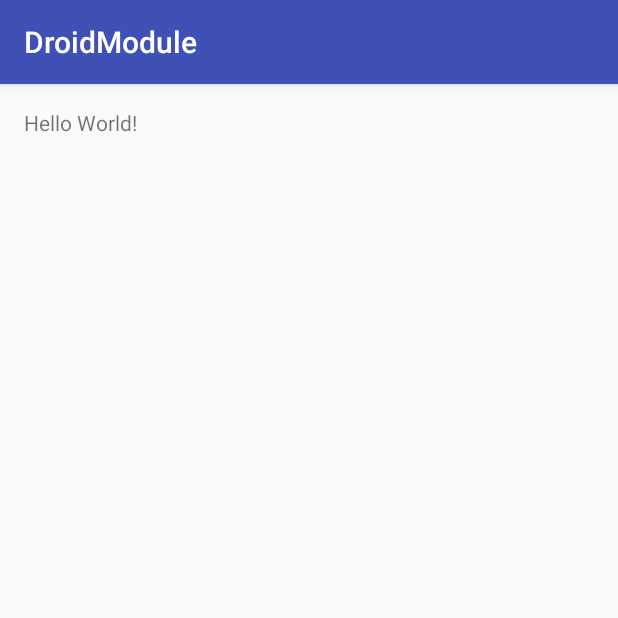
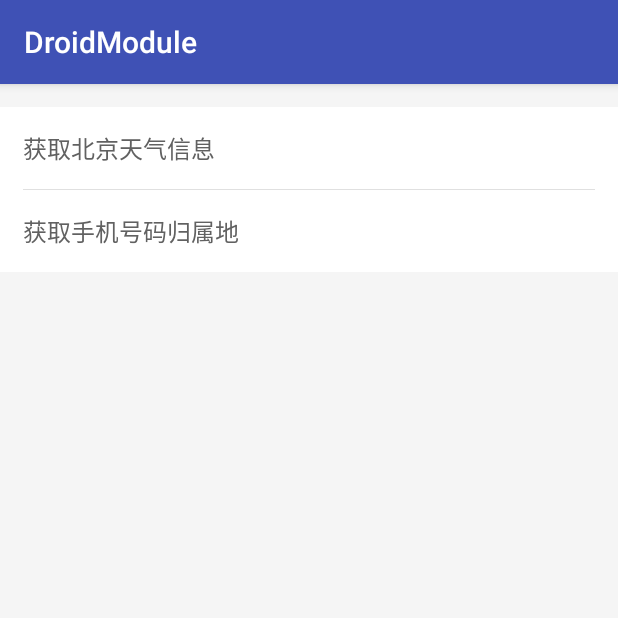
Before and after one commit to sunfusheng/DroidModule, an Android app: the screen it shows after launch (MainActivity), on a phone screen of 412 x 824 dp, the top half of it. Run offline under Robolectric (Android 15) with nearby library versions, the phone set to English and light mode, and no system bars.

Commit message:
add DroidFragment

```diff
--- /dev/null
+++ b/DroidFramework/src/main/res/drawable-v21/ripple_item_clicked.xml
@@ -0,0 +1,5 @@
+<?xml version="1.0" encoding="utf-8"?>
+<ripple xmlns:android="http://schemas.android.com/apk/res/android"
+        android:color="@color/font_black_6">
+
+</ripple>
--- /dev/null
+++ b/DroidFramework/src/main/res/drawable-v21/ripple_item_clicked_with_mask.xml
@@ -0,0 +1,21 @@
+<?xml version="1.0" encoding="utf-8"?>
+<ripple xmlns:android="http://schemas.android.com/apk/res/android"
+        android:color="@color/font_black_6">
+
+    <item
+        android:id="@android:id/mask"
+        android:drawable="@android:color/white"/>
+
+    <item>
+        <selector>
+            <item
+                android:drawable="@color/white"
+                android:state_pressed="true">
+            </item>
+            <item
+                android:drawable="@color/white"
+                android:state_pressed="false">
+            </item>
+        </selector>
+    </item>
+</ripple>
--- /dev/null
+++ b/DroidFramework/src/main/res/drawable/ripple_item_clicked.xml
@@ -0,0 +1,7 @@
+<?xml version="1.0" encoding="utf-8"?>
+<selector xmlns:android="http://schemas.android.com/apk/res/android">
+
+    <item android:drawable="@color/font_black_6" android:state_pressed="true"/>
+    <item android:drawable="@color/white" />
+
+</selector>
--- /dev/null
+++ b/DroidFramework/src/main/res/drawable/ripple_item_clicked_with_mask.xml
@@ -0,0 +1,7 @@
+<?xml version="1.0" encoding="utf-8"?>
+<selector xmlns:android="http://schemas.android.com/apk/res/android">
+
+    <item android:drawable="@color/font_black_6" android:state_pressed="true"/>
+    <item android:drawable="@color/white" />
+
+</selector>
--- a/DroidFramework/src/main/res/values/colors.xml
+++ b/DroidFramework/src/main/res/values/colors.xml
@@ -1,5 +1,10 @@
 <?xml version="1.0" encoding="utf-8"?>
 <resources>
+
+    <color name="colorPrimary">#5677fc</color>
+    <color name="colorPrimaryLight">#738ffe</color>
+    <color name="colorPrimaryDark">#4e6cef</color>
+    <color name="color_accent">#f97b5c</color>
 
     <!-- common -->
     <color name="white">#FFFFFF</color>
--- /dev/null
+++ b/DroidFramework/src/main/res/values/themes.xml
@@ -0,0 +1,16 @@
+<?xml version="1.0" encoding="utf-8"?>
+<resources>
+
+    <style name="BaseAppTheme" parent="Theme.AppCompat.Light.DarkActionBar">
+        <item name="colorPrimary">@color/colorPrimary</item>
+        <item name="colorPrimaryDark">@color/colorPrimaryDark</item>
+        <item name="colorAccent">@color/color_accent</item>
+        <item name="android:fitsSystemWindows">true</item>
+        <item name="android:windowBackground">@color/bg</item>
+    </style>
+
+    <style name="AppTheme" parent="BaseAppTheme">
+
+    </style>
+
+</resources>
--- a/app/build.gradle
+++ b/app/build.gradle
@@ -6,7 +6,7 @@ android {
 
     defaultConfig {
         applicationId "com.sunfusheng.module"
-        minSdkVersion 9
+        minSdkVersion 14
         targetSdkVersion 23
         versionCode 1
         versionName "1.0"
@@ -21,6 +21,7 @@ android {
 
 dependencies {
     compile fileTree(dir: 'libs', include: ['*.jar'])
-    testCompile 'junit:junit:4.12'
     compile 'com.android.support:appcompat-v7:23.4.0'
+
+    compile project(':DroidFramework')
 }
--- a/app/src/main/res/layout/activity_main.xml
+++ b/app/src/main/res/layout/activity_main.xml
@@ -3,15 +3,40 @@
     xmlns:android="http://schemas.android.com/apk/res/android"
     xmlns:tools="http://schemas.android.com/tools"
     android:layout_width="match_parent"
-    android:layout_height="match_parent"
-    android:paddingBottom="@dimen/activity_vertical_margin"
-    android:paddingLeft="@dimen/activity_horizontal_margin"
-    android:paddingRight="@dimen/activity_horizontal_margin"
-    android:paddingTop="@dimen/activity_vertical_margin"
-    tools:context="com.sunfusheng.module.MainActivity">
+    android:layout_height="match_parent">
 
-    <TextView
-        android:layout_width="wrap_content"
+    <LinearLayout
+        android:layout_width="match_parent"
         android:layout_height="wrap_content"
-        android:text="Hello World!"/>
+        android:layout_marginTop="15dp"
+        android:background="@color/white"
+        android:orientation="vertical">
+
+        <TextView
+            android:id="@+id/tv_weather"
+            android:layout_width="match_parent"
+            android:layout_height="wrap_content"
+            android:background="@drawable/ripple_item_clicked_with_mask"
+            android:padding="15dp"
+            android:text="获取北京天气信息"
+            android:textColor="@color/font_black_2"
+            android:textSize="16sp"/>
+
+        <View
+            android:layout_width="match_parent"
+            android:layout_height="1px"
+            android:layout_marginLeft="15dp"
+            android:layout_marginRight="15dp"
+            android:background="@color/font_black_6"/>
+
+        <TextView
+            android:id="@+id/tv_phone_num"
+            android:layout_width="match_parent"
+            android:layout_height="wrap_content"
+            android:background="@drawable/ripple_item_clicked_with_mask"
+            android:padding="15dp"
+            android:text="获取手机号码归属地"
+            android:textColor="@color/font_black_2"
+            android:textSize="16sp"/>
+    </LinearLayout>
 </RelativeLayout>
--- a/app/src/main/res/values/styles.xml
+++ b/app/src/main/res/values/styles.xml
@@ -1,11 +1,3 @@
 <resources>
 
-    <!-- Base application theme. -->
-    <style name="AppTheme" parent="Theme.AppCompat.Light.DarkActionBar">
-        <!-- Customize your theme here. -->
-        <item name="colorPrimary">@color/colorPrimary</item>
-        <item name="colorPrimaryDark">@color/colorPrimaryDark</item>
-        <item name="colorAccent">@color/colorAccent</item>
-    </style>
-
 </resources>
```
Also changed, not shown: 2 other files.
